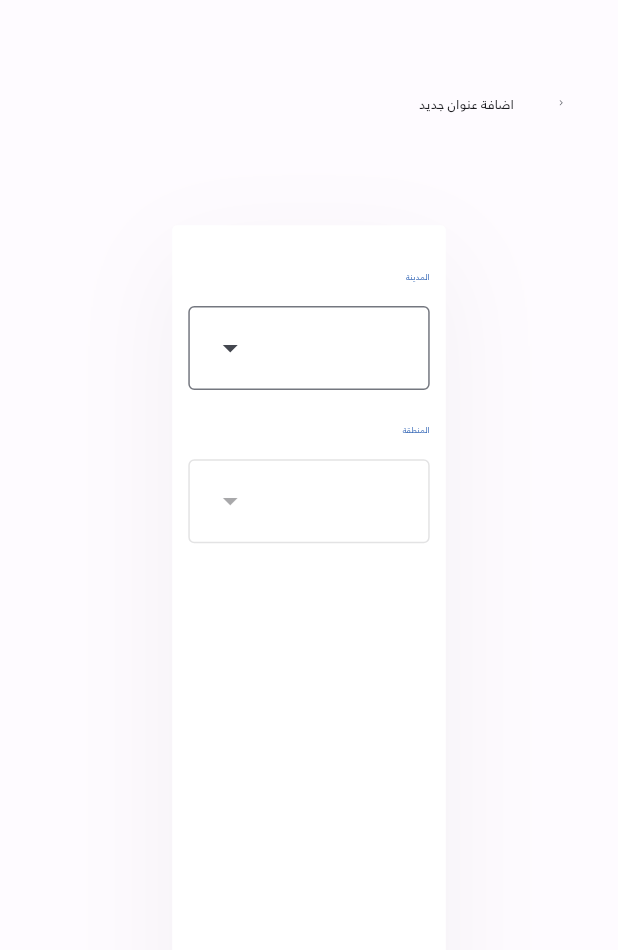
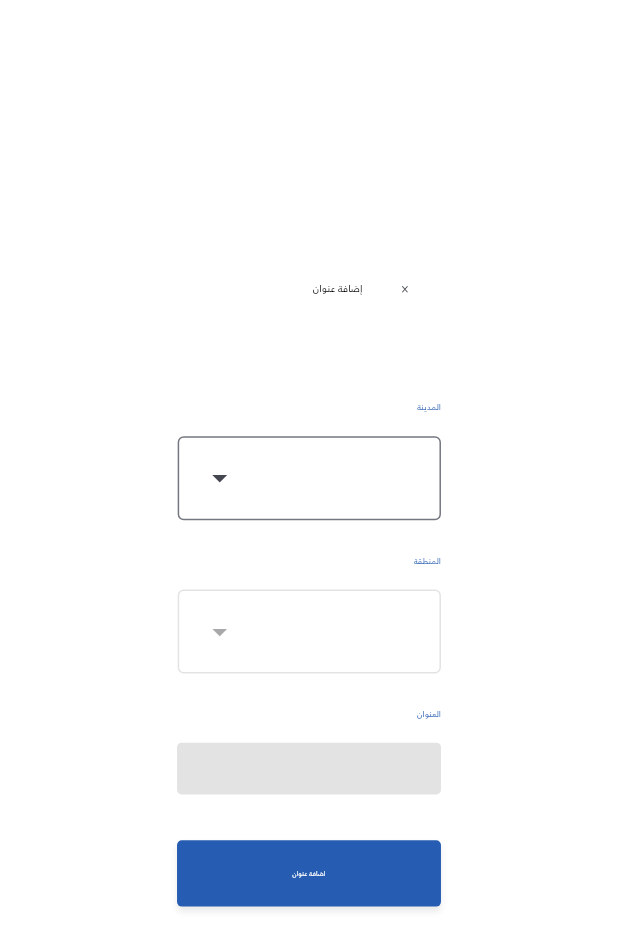
Before and after one commit to sari-shehada/qalam-and-noor-frontend, a Flutter app: the AddOrEditAddressPage screen opened directly, on a phone screen of 412 x 824 dp. Shown: the top 950 px of the screen. Run offline on Flutter 3.47's test engine with Material 2 defaults, Android fonts, the phone set to English and light mode, and no system bars; our stand-ins replace flutter_feather_icons, flutter_screenutil, font_awesome_flutter, get, shared_preferences; accounts and stored records are empty.

Commit message:
Added the ability to add cities and addresses

```diff
--- a/lib/pages/addresses_management/views/add_address_page.dart
+++ b/lib/pages/addresses_management/views/add_address_page.dart
@@ -1,10 +1,14 @@
 import 'package:flutter/material.dart';
 import 'package:flutter_screenutil/flutter_screenutil.dart';
+import 'package:font_awesome_flutter/font_awesome_flutter.dart';
 import 'package:get/get.dart';
 import 'package:kalam_noor/dummy_data.dart';
-import 'package:kalam_noor/models/address/area.dart';
 import 'package:kalam_noor/pages/addresses_management/controllers/add_address_page_controller.dart';
 import 'package:kalam_noor/tools/ui_tools/ui_tools.dart';
+
+import '../../../tools/ui_tools/buttons.dart';
+import '../../../tools/ui_tools/drop_down_menu.dart';
+import '../../../tools/ui_tools/text_fields.dart';
 
 class AddOrEditAddressPage extends StatelessWidget {
   const AddOrEditAddressPage({
@@ -13,73 +17,57 @@ class AddOrEditAddressPage extends StatelessWidget {
   @override
   Widget build(BuildContext context) {
     final colorScheme = Get.theme.colorScheme;
-    AddAddressPageController addAddressPageController = Get.find();
-    return Scaffold(
+    AddAddressPageController addAddressPageController =
+        Get.put(AddAddressPageController());
+    const double dropdownMenuWidth = 818;
+    return Center(
+      child: Container(
+        margin: EdgeInsets.symmetric(vertical: 50.h),
+        padding: EdgeInsets.symmetric(vertical: 30.h, horizontal: 40.w),
+        width: 900.w,
+        height: 700.h,
+        decoration: BoxDecoration(
+          borderRadius: BorderRadius.circular(15.r),
+          color: Colors.white,
+        ),
+        child: Scaffold(
+          backgroundColor: Colors.transparent,
           appBar: PreferredSize(
-        preferredSize: Size(
-          double.infinity,
-          180.h,
-        ),
-        child: SizedBox.expand(
-          child: Padding(
-            padding: EdgeInsets.symmetric(
-              horizontal: 70.w,
-            ),
-            child: Center(
+            preferredSize: Size(double.infinity, 80.h),
             child: Row(
-                mainAxisAlignment: MainAxisAlignment.start,
+              mainAxisSize: MainAxisSize.min,
+              crossAxisAlignment: CrossAxisAlignment.center,
               children: [
                 IconButton(
                   onPressed: () => Get.back(),
-                    icon: Icon(
-                      Icons.arrow_back_ios,
-                      size: 20.sp,
+                  padding: EdgeInsets.all(12.w),
+                  icon: FaIcon(
+                    FontAwesomeIcons.x,
+                    size: 24.sp,
                   ),
                 ),
-                  AddHorizontalSpacing(value: 30.w),
+                AddHorizontalSpacing(value: 20.w),
                 Text(
-                    'اضافة عنوان جديد',
+                  'إضافة عنوان',
                   style: TextStyle(
-                      fontSize: 40.sp,
+                    fontSize: 30.sp,
+                    color: Colors.black,
                   ),
                 ),
               ],
             ),
           ),
-          ),
-        ),
-      ),
-      body: Padding(
-        padding: EdgeInsets.all(60.w),
-        child: Center(
-          child: Container(
-            // width: MediaQuery.of(context).size.width * .45,
-            height: 700,
-            padding: EdgeInsets.symmetric(
-              vertical: 40.h,
-              horizontal: 50.w,
-            ),
-            decoration: BoxDecoration(
-              color: Colors.white,
-              borderRadius: BorderRadius.circular(
-                14.r,
-              ),
-              boxShadow: [
-                BoxShadow(
-                  color: Color(0xFF393939).withOpacity(.06),
-                  blurRadius: 60,
-                  offset: Offset(0.w, 30.h),
-                ),
-              ],
-            ),
-            child: Obx(() {
+          body: Obx(
+            () {
               if (addAddressPageController.isLoading.value) {
                 return Center(
                   child: CircularProgressIndicator(),
                 );
               }
+
               return Column(
                 crossAxisAlignment: CrossAxisAlignment.start,
+                mainAxisAlignment: MainAxisAlignment.center,
                 children: [
                   Text(
                     'المدينة',
@@ -90,6 +78,8 @@ class AddOrEditAddressPage extends StatelessWidget {
                   ),
                   AddVerticalSpacing(value: 20.h),
                   CustomDropDownMenu(
+                    width: dropdownMenuWidth,
+                    controller: addAddressPageController.cityController,
                     dropdownMenuEntries: dummyCities
                         .map(
                           (item) => DropdownMenuEntry(
@@ -111,56 +101,52 @@ class AddOrEditAddressPage extends StatelessWidget {
                   ),
                   AddVerticalSpacing(value: 20.h),
                   Obx(
-                    () => CustomDropDownMenu(
+                    () {
+                      return CustomDropDownMenu(
+                        width: dropdownMenuWidth,
+                        controller: addAddressPageController.areaController,
+                        initialSelection:
+                            addAddressPageController.selectedAreaId,
                         enabled: addAddressPageController
                             .areaDropdownListEnabled.value,
-                      dropdownMenuEntries: addAddressPageController.areasInCity
-                          .map(
-                            (item) => DropdownMenuEntry(
-                              value: item.id,
-                              label: item.name,
-                            ),
-                          )
-                          .toList(),
+                        dropdownMenuEntries:
+                            addAddressPageController.areasItems,
                         onSelected: (areaId) =>
                             addAddressPageController.selectArea(areaId),
+                      );
+                    },
+                  ),
+                  AddVerticalSpacing(value: 30.h),
+                  Text(
+                    'العنوان',
+                    style: TextStyle(
+                      fontSize: 25.sp,
+                      color: colorScheme.primary,
                     ),
                   ),
-                  AddVerticalSpacing(value: 30.h),
+                  AddVerticalSpacing(value: 20.h),
+                  HintedTextField(
+                    controller: addAddressPageController.addressController,
+                    hintText: '',
+                  ),
+                  AddVerticalSpacing(value: 40.h),
+                  CallToActionButton(
+                    buttonStatus: addAddressPageController.buttonStatus,
+                    onTap: () => addAddressPageController.addAddress(),
+                    child: Text(
+                      'اضافة عنوان',
+                      style: TextStyle(
+                        fontSize: 20.sp,
+                        color: Colors.white,
+                      ),
+                    ),
+                  ),
                 ],
               );
-            }),
+            },
           ),
         ),
       ),
     );
   }
 }
-
-class CustomDropDownMenu<T> extends StatelessWidget {
-  const CustomDropDownMenu({
-    super.key,
-    this.width = 750,
-    this.controller,
-    this.enabled = true,
-    required this.dropdownMenuEntries,
-    required this.onSelected,
-  });
-
-  final double width;
-  final bool enabled;
-  final List<DropdownMenuEntry<T>> dropdownMenuEntries;
-  final void Function(T? item)? onSelected;
-  final TextEditingController? controller;
-
-  @override
-  Widget build(BuildContext context) {
-    return DropdownMenu<T>(
-      width: width.w,
-      dropdownMenuEntries: dropdownMenuEntries,
-      onSelected: onSelected,
-      enabled: enabled,
-      controller: controller,
-    );
-  }
-}
--- a/lib/pages/addresses_management/views/addresses_management_page.dart
+++ b/lib/pages/addresses_management/views/addresses_management_page.dart
@@ -29,6 +29,7 @@ class AddressesManagementPage extends StatelessWidget {
             mainAxisAlignment: MainAxisAlignment.start,
             children: [
               Row(
+                crossAxisAlignment: CrossAxisAlignment.center,
                 children: [
                   FaIcon(
                     FontAwesomeIcons.locationDot,
--- a/lib/tools/ui_tools/buttons.dart
+++ b/lib/tools/ui_tools/buttons.dart
@@ -9,7 +9,6 @@ import '../../configs/styles.dart';
 class CallToActionButton extends StatelessWidget {
   const CallToActionButton({
     super.key,
-    required this.child,
     this.labelColor,
     required this.onTap,
     this.backgroundColor,
@@ -18,6 +17,7 @@ class CallToActionButton extends StatelessWidget {
     this.buttonStatus,
     //TODO:
     this.loadingColor = Colors.white,
+    required this.child,
   });
 
   final Color? labelColor;
--- /dev/null
+++ b/lib/tools/ui_tools/drop_down_menu.dart
@@ -0,0 +1,33 @@
+import 'package:flutter/material.dart';
+import 'package:flutter_screenutil/flutter_screenutil.dart';
+
+class CustomDropDownMenu<T> extends StatelessWidget {
+  const CustomDropDownMenu({
+    super.key,
+    this.width = 750,
+    this.initialSelection,
+    this.controller,
+    this.enabled = true,
+    required this.dropdownMenuEntries,
+    required this.onSelected,
+  });
+
+  final T? initialSelection;
+  final double width;
+  final bool enabled;
+  final List<DropdownMenuEntry<T>> dropdownMenuEntries;
+  final void Function(T? item)? onSelected;
+  final TextEditingController? controller;
+
+  @override
+  Widget build(BuildContext context) {
+    return DropdownMenu<T>(
+      width: width.w,
+      initialSelection: initialSelection,
+      dropdownMenuEntries: dropdownMenuEntries,
+      onSelected: onSelected,
+      enabled: enabled,
+      controller: controller,
+    );
+  }
+}
```
Also changed, not shown: lib/dummy_methods.dart (+0 -9 lines), lib/models/helpers/database_helper.dart (added, +40 -0 lines), lib/pages/addresses_management/controllers/add_address_page_controller.dart (+45 -7 lines), lib/pages/addresses_management/controllers/address_management_controller.dart (+8 -8 lines). Lines whose indentation alone changed are shown as unchanged.
